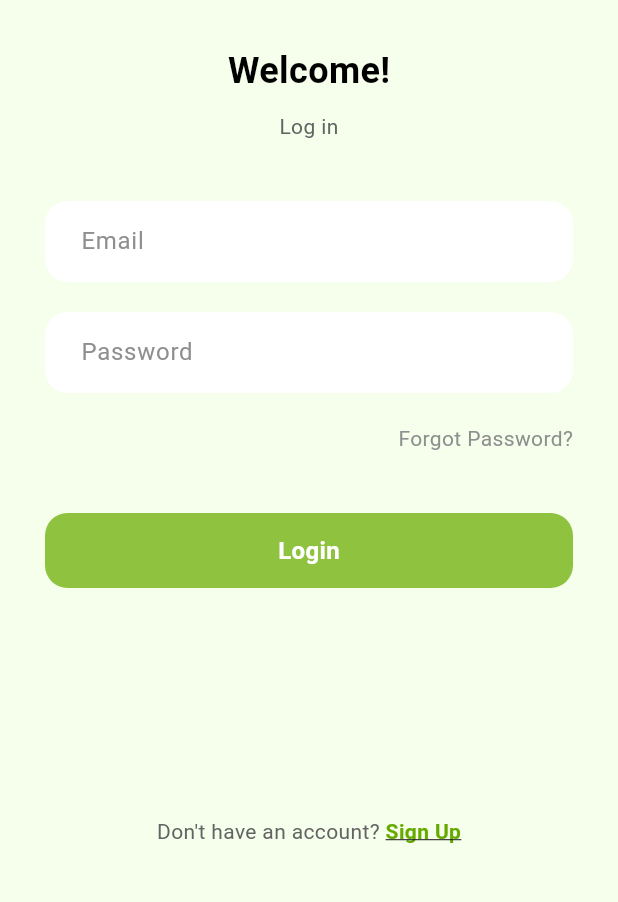
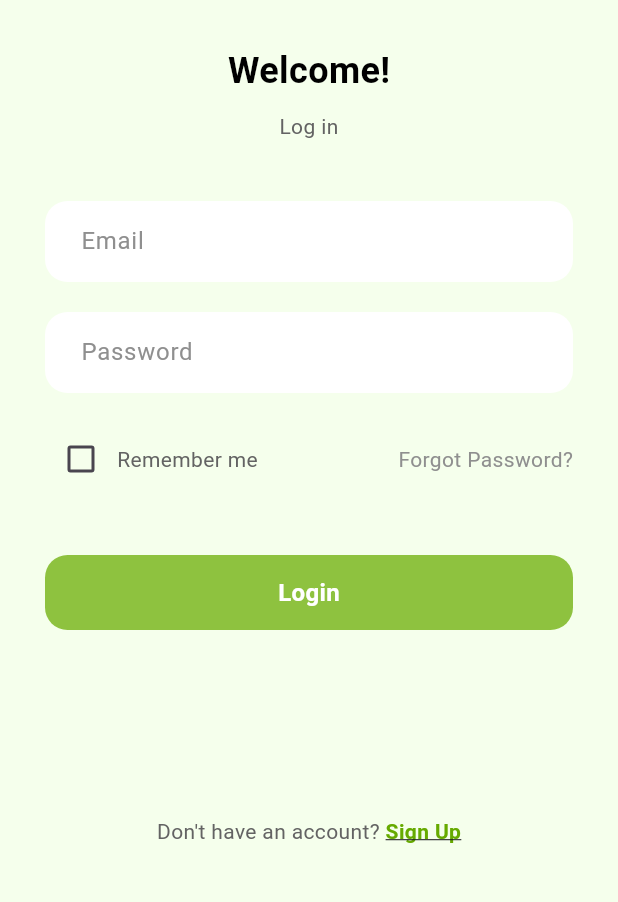
Before and after one commit to nhyan30/EcoAdvisor, a Flutter app: the screen it shows after launch, on a phone screen of 412 x 824 dp, the part 330-1232 px from its top. Run offline on Flutter 3.47's test engine with Material 3 defaults, Android fonts, the phone set to English and light mode, and no system bars; our stand-ins replace camera, flutter_svg, image_picker; Roboto replaces fonts that are missing (Poppins).

```diff
--- a/lib/pages/login.dart
+++ b/lib/pages/login.dart
@@ -21,8 +21,13 @@ class LoginPage extends StatelessWidget {
   }
 }
 
-class LoginScreen extends StatelessWidget {
+class LoginScreen extends StatefulWidget {
+  @override
+  State<LoginScreen> createState() => _LoginScreenState();
+}
 
+class _LoginScreenState extends State<LoginScreen> {
+  bool rememberMe = false;
 
   @override
   Widget build(BuildContext context) {
@@ -74,7 +79,8 @@ class LoginScreen extends StatelessWidget {
               ),
               filled: true,
               fillColor: Colors.white,
-              contentPadding: const EdgeInsets.symmetric(vertical: 15, horizontal: 20),
+              contentPadding:
+              const EdgeInsets.symmetric(vertical: 15, horizontal: 20),
               border: OutlineInputBorder(
                 borderRadius: BorderRadius.circular(15),
                 borderSide: BorderSide.none,
@@ -92,7 +98,8 @@ class LoginScreen extends StatelessWidget {
               ),
               filled: true,
               fillColor: Colors.white,
-              contentPadding: const EdgeInsets.symmetric(vertical: 15, horizontal: 20),
+              contentPadding:
+              const EdgeInsets.symmetric(vertical: 15, horizontal: 20),
               border: OutlineInputBorder(
                 borderRadius: BorderRadius.circular(15),
                 borderSide: BorderSide.none,
@@ -100,21 +107,43 @@ class LoginScreen extends StatelessWidget {
             ),
           ),
           const SizedBox(height: 20),
-          Align(
-            alignment: Alignment.centerRight,
-            child: Text(
+          Row(
+            mainAxisAlignment: MainAxisAlignment.spaceBetween,
+            children: [
+              Row(
+                children: [
+                  Checkbox(
+                    value: rememberMe,
+                    activeColor: Color(0xFF8EC23F),
+                    onChanged: (bool? value) {
+                      setState(() {
+                        rememberMe = value ?? false;
+                      });
+                    },
+                  ),
+                  const Text(
+                    'Remember me',
+                    style: TextStyle(
+                      fontFamily: 'Poppins',
+                      fontSize: 14,
+                      color: Color(0xFF636363),
+                    ),
+                  ),
+                ],
+              ),
+              Text(
                 'Forgot Password?',
-              style: TextStyle(
+                style: const TextStyle(
                   fontFamily: 'Poppins',
                   color: Color(0xFF8F8F8F),
                   fontSize: 14,
                 ),
               ),
+            ],
           ),
           const SizedBox(height: 40),
           GestureDetector(
             onTap: () {
-              // Navigate to Home page after login
               Navigator.pushReplacement(
                 context,
                 MaterialPageRoute(builder: (context) => const Home()),
@@ -154,13 +183,13 @@ class LoginScreen extends StatelessWidget {
               ),
               GestureDetector(
                 onTap: () {
-                  // Navigate to the SignUp (login2.dart) page
                   Navigator.push(
                     context,
-                    MaterialPageRoute(builder: (context) => const SignUpPage()),
+                    MaterialPageRoute(
+                        builder: (context) => const SignUpPage()),
                   );
                 },
-              child: Text(
+                child: const Text(
                   'Sign Up',
                   style: TextStyle(
                     fontFamily: 'Poppins',
```
Also changed, not shown: lib/pages/signup2.dart (added, +175 -0 lines). Lines whose indentation alone changed are shown as unchanged.
